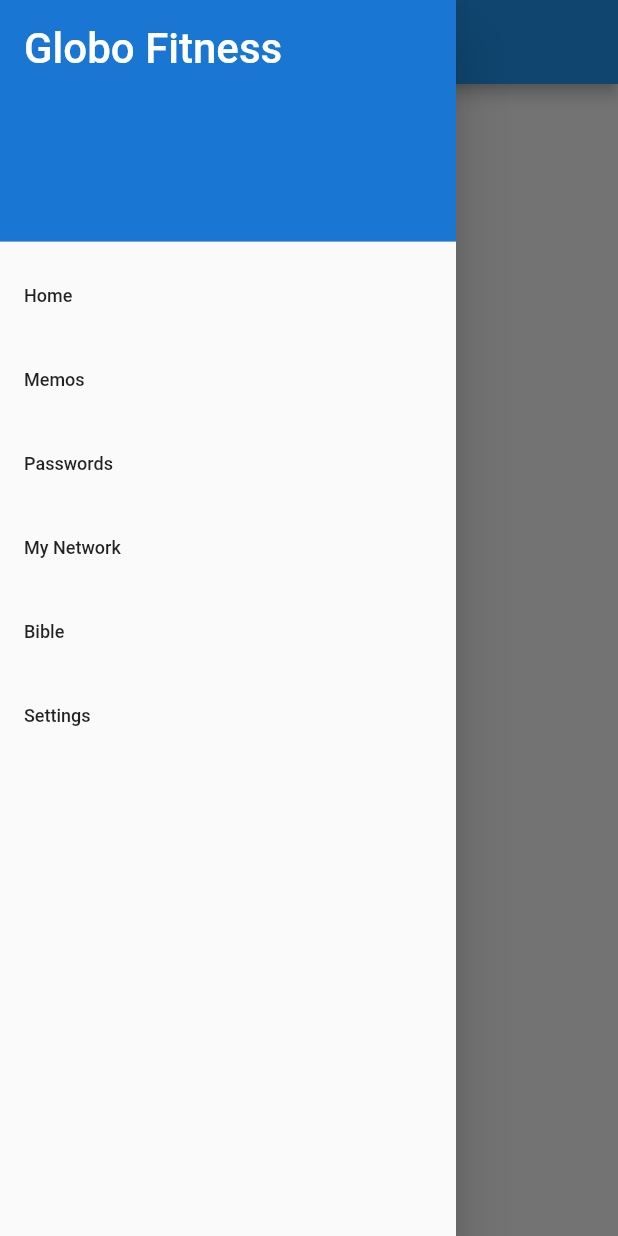
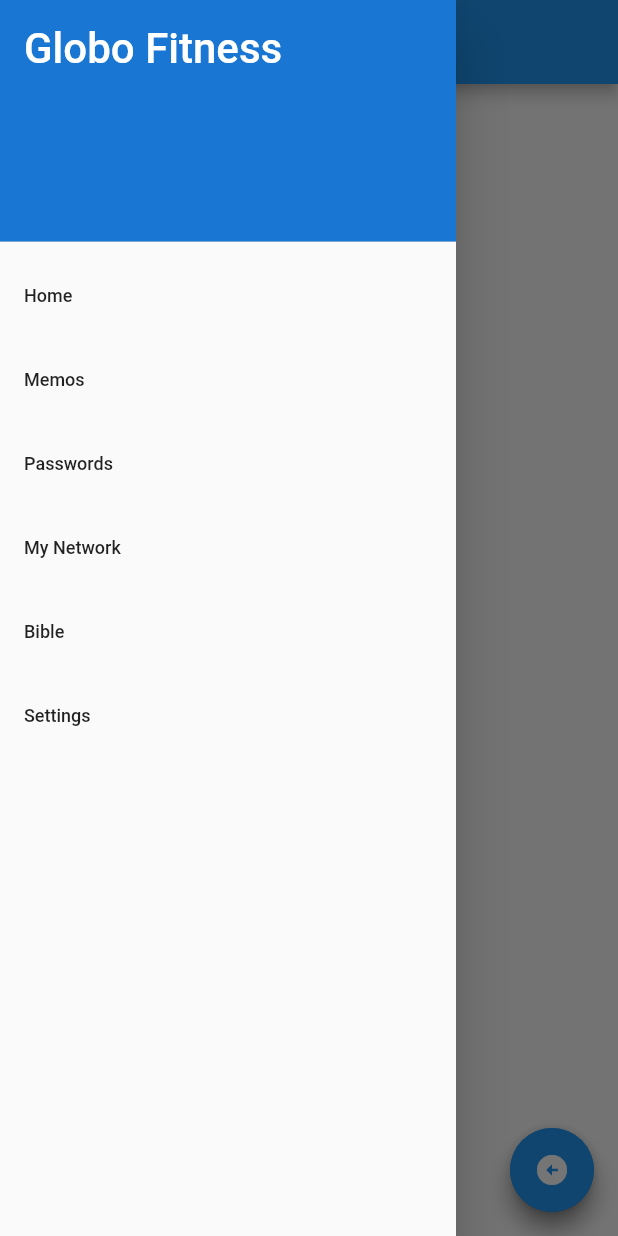
Before and after one commit to cr1pto/mobile-samples, a Flutter app: the BookScreen screen opened directly with empty values, with the side drawer open, on a phone screen of 412 x 824 dp. Run offline on Flutter 3.47's test engine with Material 2 defaults, Android fonts, the phone set to English and light mode, and no system bars; our stand-ins replace sembast, shared_preferences; missing offline and left inert: network_info_plus; accounts and stored records are empty.

Commit message:
Fixed problems with getting stuff working via iOS; added back buttons for iOS cuz iOS doesn't have one :/

```diff
--- a/glob_app/lib/screens/book_screen.dart
+++ b/glob_app/lib/screens/book_screen.dart
@@ -39,6 +39,13 @@ class _BookScreenState extends State<BookScreen> {
       //probably actually want a special menu drawer
       drawer: const MenuDrawer(),
       body: ChaptersScreen(bookName, widget.book.cHAPTER),
+      floatingActionButton: FloatingActionButton(
+          child: const Icon(Icons.arrow_circle_left),
+          backgroundColor: Colors.blue,
+          onPressed: () {
+            Navigator.pop(context);
+          }
+      ),
     );
   }
 }
--- a/glob_app/lib/screens/chapters_screen.dart
+++ b/glob_app/lib/screens/chapters_screen.dart
@@ -31,9 +31,18 @@ class _ChaptersScreenState extends State<ChaptersScreen> {
         );
       }
 
-       chaptersWidget = ListView(
-          children: allChapters
-      );
+       chaptersWidget = Scaffold(
+         body: ListView(
+            children: allChapters
+      ),
+         floatingActionButton: FloatingActionButton(
+             child: const Icon(Icons.arrow_circle_left),
+             backgroundColor: Colors.blue,
+             onPressed: () {
+               Navigator.pop(context);
+             }
+         ),
+       );
     });
     super.initState();
   }
```
Also changed, not shown: glob_app/lib/screens/bible_screen.dart (+13 -2 lines), glob_app/lib/screens/books_screen.dart (+11 -2 lines), glob_app/lib/screens/chapter_screen.dart (+8 -1 lines), glob_app/pubspec.yaml (+11 -5 lines), glob_app/pubspec.lock (deleted), 5 other files.
